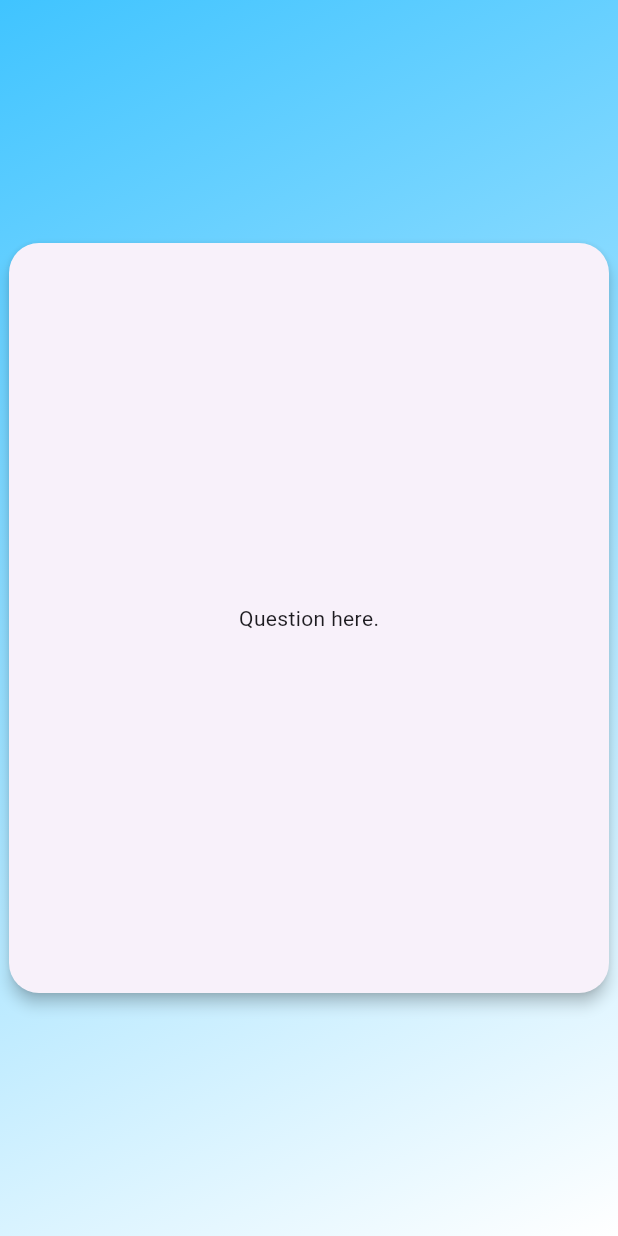
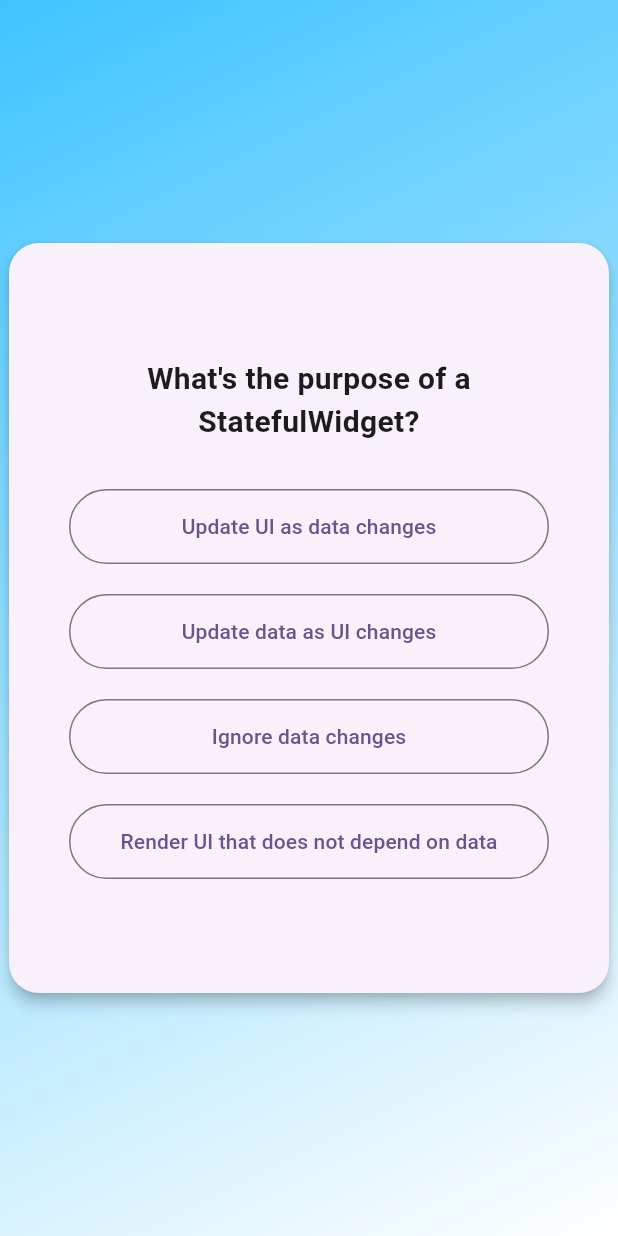
Before and after one commit to FadrialR/quiz_app_flutter, a Flutter app: the screen it shows after launch, after a tap on "Start Quiz", on a phone screen of 412 x 824 dp. Run offline on Flutter 3.47's test engine with Material 3 defaults, Android fonts, the phone set to English and light mode, and no system bars.

Commit message:
Creating a question screen, developing models and data that include the questions and their answers

```diff
--- /dev/null
+++ b/lib/component/answer_button.dart
@@ -0,0 +1,25 @@
+import 'package:flutter/material.dart';
+
+class AnswerButton extends StatelessWidget {
+  const AnswerButton({
+    super.key,
+    required this.answerText,
+    required this.onTap,
+  });
+
+  final String answerText;
+  final void Function() onTap;
+
+  @override
+  Widget build(BuildContext context) {
+    return Container(
+      width: 320,
+      height: 50,
+      child: OutlinedButton(
+        onPressed: onTap,
+        style: OutlinedButton.styleFrom(),
+        child: Text(answerText),
+      ),
+    );
+  }
+}
--- /dev/null
+++ b/lib/data/questions.dart
@@ -0,0 +1,55 @@
+import 'package:quiz_app/models/quiz_questions.dart';
+
+const questions = [
+  QuizQuestion(
+    'What are the main building blocks of Flutter UIs?',
+    [
+      'Widgets',
+      'Components',
+      'Blocks',
+      'Functions',
+    ],
+  ),
+  QuizQuestion('How are Flutter UIs built?', [
+    'By combining widgets in code',
+    'By combining widgets in a visual editor',
+    'By defining widgets in config files',
+    'By using XCode for iOS and Android Studio for Android',
+  ]),
+  QuizQuestion(
+    'What\'s the purpose of a StatefulWidget?',
+    [
+      'Update UI as data changes',
+      'Update data as UI changes',
+      'Ignore data changes',
+      'Render UI that does not depend on data',
+    ],
+  ),
+  QuizQuestion(
+    'Which widget should you try to use more often: StatelessWidget or StatefulWidget?',
+    [
+      'StatelessWidget',
+      'StatefulWidget',
+      'Both are equally good',
+      'None of the above',
+    ],
+  ),
+  QuizQuestion(
+    'What happens if you change data in a StatelessWidget?',
+    [
+      'The UI is not updated',
+      'The UI is updated',
+      'The closest StatefulWidget is updated',
+      'Any nested StatefulWidgets are updated',
+    ],
+  ),
+  QuizQuestion(
+    'How should you update data inside of StatefulWidgets?',
+    [
+      'By calling setState()',
+      'By calling updateData()',
+      'By calling updateUI()',
+      'By calling updateState()',
+    ],
+  ),
+];
--- a/lib/main.dart
+++ b/lib/main.dart
@@ -1,5 +1,4 @@
 import 'package:flutter/material.dart';
-import 'package:quiz_app/pages/intro_page.dart';
 import 'package:quiz_app/pages/quiz.dart';
 
 void main() {
--- /dev/null
+++ b/lib/models/quiz_questions.dart
@@ -0,0 +1,6 @@
+class QuizQuestion {
+  const QuizQuestion(this.text, this.answers);
+
+  final String text;
+  final List<String> answers;
+}
--- a/lib/pages/intro_page.dart
+++ b/lib/pages/intro_page.dart
@@ -1,5 +1,4 @@
 import 'package:flutter/material.dart';
-import 'package:quiz_app/pages/questions_screen.dart';
 
 class IntroPage extends StatelessWidget {
   const IntroPage(this.startQuiz, {super.key});
--- a/lib/pages/questions_screen.dart
+++ b/lib/pages/questions_screen.dart
@@ -1,4 +1,6 @@
 import 'package:flutter/material.dart';
+import 'package:quiz_app/component/answer_button.dart';
+import 'package:quiz_app/data/questions.dart';
 
 class QuestionsScreen extends StatefulWidget {
   const QuestionsScreen({super.key});
@@ -10,6 +12,8 @@ class QuestionsScreen extends StatefulWidget {
 class _QuestionsScreenState extends State<QuestionsScreen> {
   @override
   Widget build(BuildContext context) {
+    final currentQuiestion = questions[2];
+
     return Scaffold(
       body: Container(
         decoration: const BoxDecoration(
@@ -33,8 +37,42 @@ class _QuestionsScreenState extends State<QuestionsScreen> {
                   padding: const EdgeInsets.all(16),
                   width: 400,
                   height: 500,
-                  child: const Center(
-                    child: Text("Question here."),
+                  child: Center(
+                    child: Column(
+                      mainAxisAlignment: MainAxisAlignment.center,
+                      children: [
+                        Text(
+                          currentQuiestion.text,
+                          textAlign: TextAlign.center,
+                          style: const TextStyle(
+                            fontSize: 20,
+                            fontWeight: FontWeight.bold,
+                          ),
+                        ),
+                        const SizedBox(height: 30),
+
+                        // Answers
+                        AnswerButton(
+                          answerText: currentQuiestion.answers[0],
+                          onTap: () {},
+                        ),
+                        const SizedBox(height: 20),
+                        AnswerButton(
+                          answerText: currentQuiestion.answers[1],
+                          onTap: () {},
+                        ),
+                        const SizedBox(height: 20),
+                        AnswerButton(
+                          answerText: currentQuiestion.answers[2],
+                          onTap: () {},
+                        ),
+                        const SizedBox(height: 20),
+                        AnswerButton(
+                          answerText: currentQuiestion.answers[3],
+                          onTap: () {},
+                        ),
+                      ],
+                    ),
                   ),
                 ),
               ),
--- a/lib/pages/quiz.dart
+++ b/lib/pages/quiz.dart
@@ -10,22 +10,22 @@ class QuizScreen extends StatefulWidget {
 }
 
 class _QuizScreenState extends State<QuizScreen> {
-  Widget? activeScreen;
-
-  @override
-  void initState() {
-    activeScreen = IntroPage(switchScreen);
-    super.initState();
-  }
+  var activeScreen = 'start-screen';
 
   void switchScreen() {
     setState(() {
-      activeScreen = const QuestionsScreen();
+      activeScreen = 'questions-screen';
     });
   }
 
   @override
   Widget build(BuildContext context) {
+    Widget screenWidget = IntroPage(switchScreen);
+
+    if (activeScreen == 'questions-screen') {
+      screenWidget = const QuestionsScreen();
+    }
+
     return MaterialApp(
       debugShowCheckedModeBanner: false,
       title: 'Flutter Demo',
@@ -33,7 +33,7 @@ class _QuizScreenState extends State<QuizScreen> {
         colorScheme: ColorScheme.fromSeed(seedColor: Colors.deepPurple),
         useMaterial3: true,
       ),
-      home: activeScreen,
+      home: screenWidget,
     );
   }
 }
```
